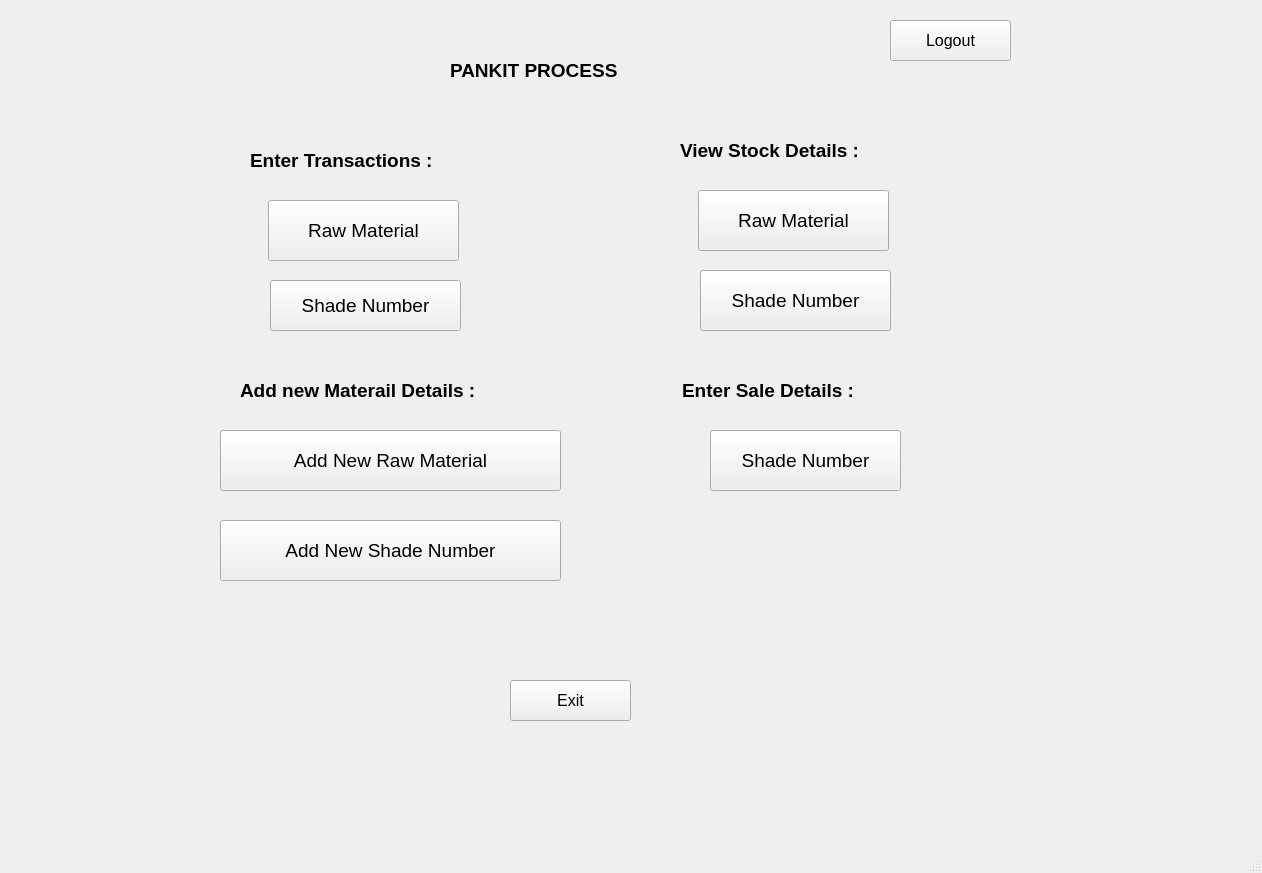
nilay1221/Inventory_Management, file UI/StackedView.ui: the form before one commit.
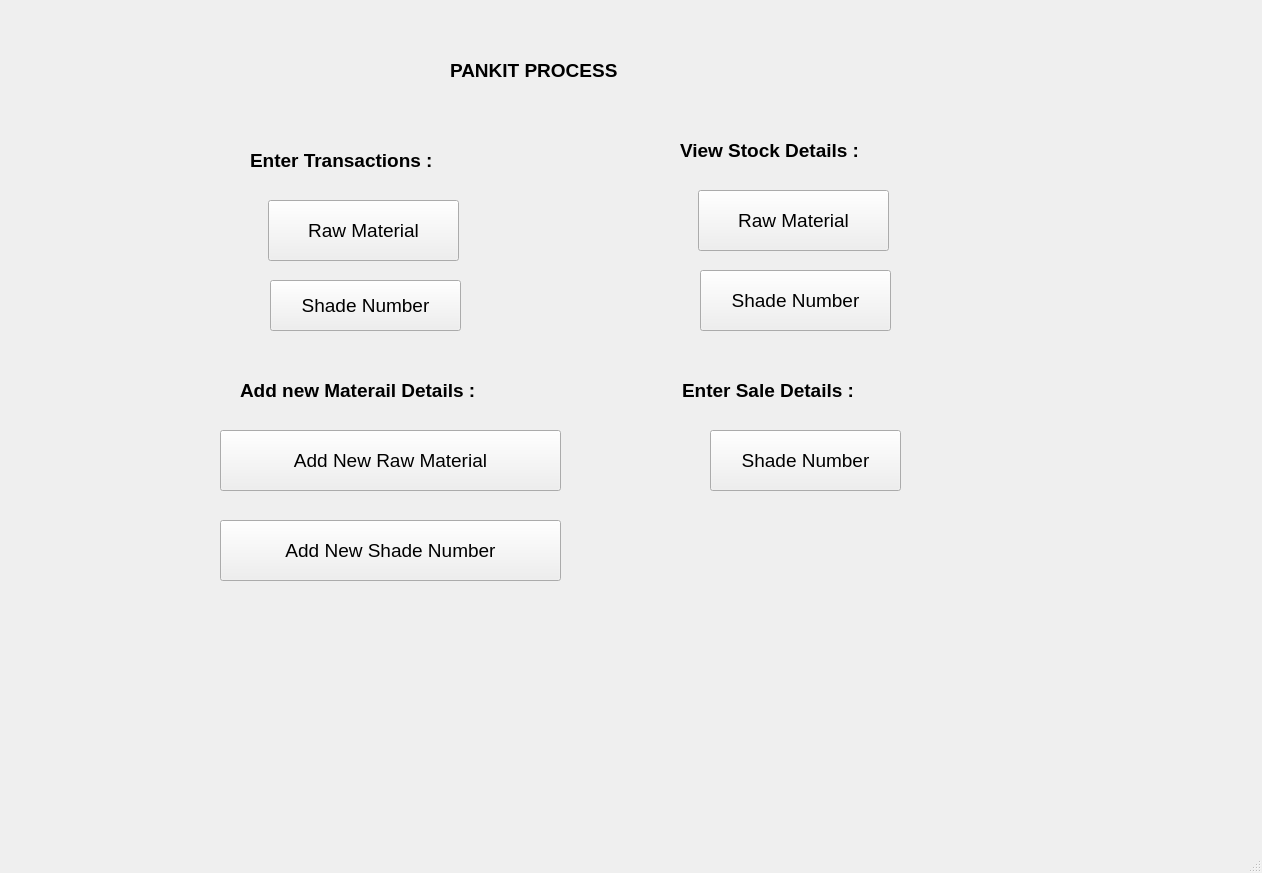
The form after the commit. The open tabs and pages were chosen to show the change.

Patch:
```diff
--- a/UI/StackedView.ui
+++ b/UI/StackedView.ui
@@ -233,42 +233,6 @@
        <string>Add New Raw Material</string>
       </property>
      </widget>
-     <widget class="QPushButton" name="logout">
-      <property name="geometry">
-       <rect>
-        <x>840</x>
-        <y>10</y>
-        <width>121</width>
-        <height>41</height>
-       </rect>
-      </property>
-      <property name="font">
-       <font>
-        <pointsize>12</pointsize>
-       </font>
-      </property>
-      <property name="text">
-       <string>Logout</string>
-      </property>
-     </widget>
-     <widget class="QPushButton" name="exit">
-      <property name="geometry">
-       <rect>
-        <x>460</x>
-        <y>670</y>
-        <width>121</width>
-        <height>41</height>
-       </rect>
-      </property>
-      <property name="font">
-       <font>
-        <pointsize>12</pointsize>
-       </font>
-      </property>
-      <property name="text">
-       <string>Exit</string>
-      </property>
-     </widget>
      <widget class="QLabel" name="label_114">
       <property name="geometry">
        <rect>
```
Left out of the diff: 2 changed lines with no effect on the pictures.
